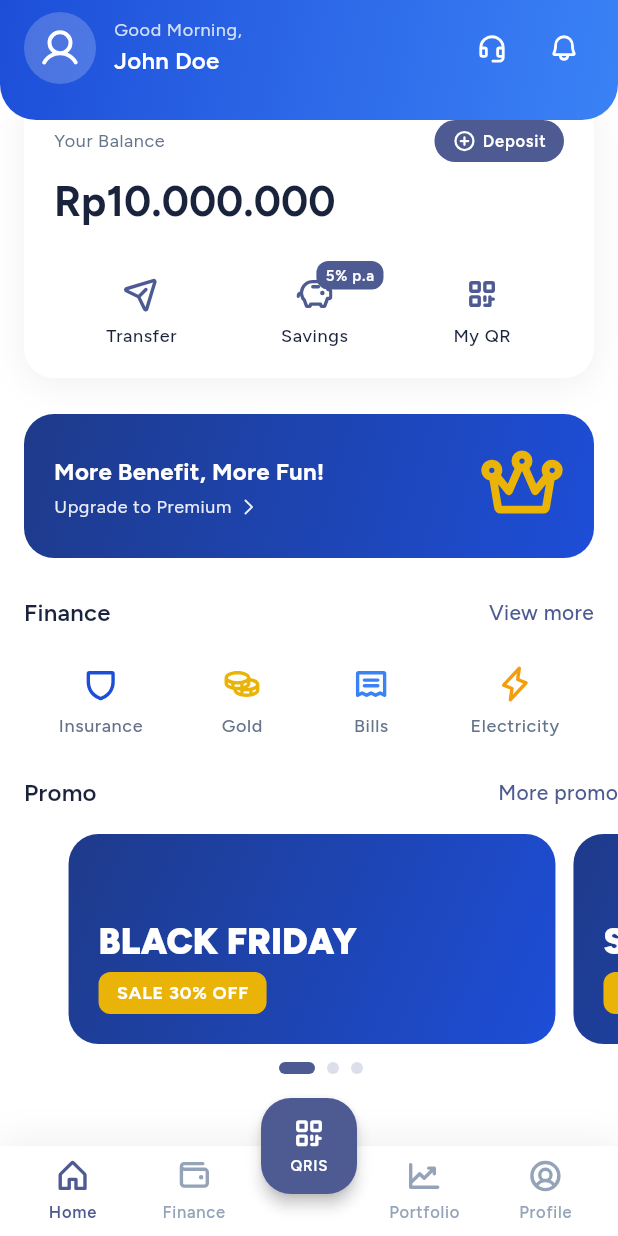
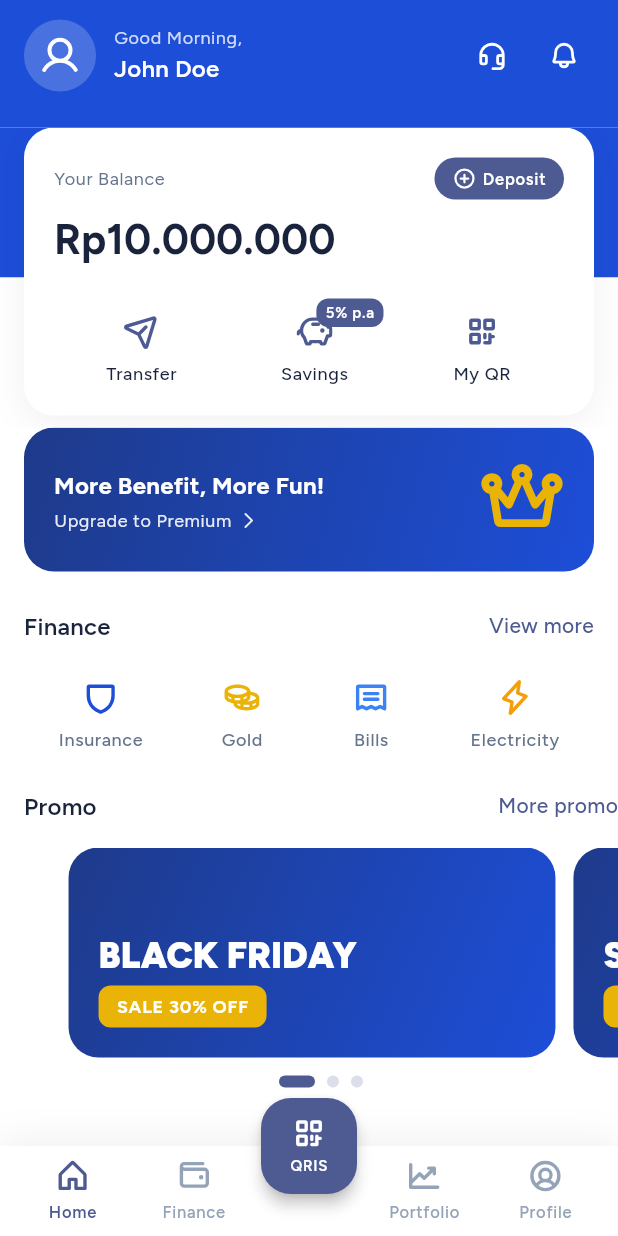
Before and after one commit to hugoradiawan/bank-proj-demo, a Flutter app: the screen it shows after launch, on a phone screen of 412 x 824 dp. Run offline on Flutter 3.47's test engine with Material 3 defaults, Android fonts, the phone set to English and light mode, and no system bars; our stand-ins replace flutter_bloc, freezed_annotation, google_fonts, phosphor_flutter.

Commit message:
feat: Refactor HomePage layout and enhance GreetingHeader and BalanceCard components in main branch
- Updated HomePage to utilize SliverAppBar for improved scrolling behavior and visual hierarchy.
- Introduced a new SliverAppBar with a flexible space for the GreetingHeader, enhancing the user experience.
- Modified the second SliverAppBar to include a Stack layout, allowing for a layered presentation of the BalanceCard and background colors.
- Adjusted the GreetingHeader to align its content to the bottom and simplified its decoration to a solid color for a cleaner look.
- Enhanced the BalanceCard by setting its mainAxisSize to min, ensuring it occupies only the necessary vertical space.
- Updated AppScaffold to return a SizedBox.shrink() instead of HomePage when the current index is not valid, preventing unnecessary widget builds.

These changes collectively improve the UI structure, maintainability, and performance of the home feature components.

```diff
--- a/app/lib/features/home/home_page.dart
+++ b/app/lib/features/home/home_page.dart
@@ -1,5 +1,6 @@
 import 'package:app/features/home/widgets/widgets.dart';
 import 'package:app/shared/widgets/widgets.dart';
+import 'package:core/core.dart' show LightColors;
 import 'package:flutter/material.dart';
 
 class HomePage extends StatelessWidget {
@@ -8,16 +9,39 @@ class HomePage extends StatelessWidget {
   @override
   Widget build(BuildContext context) => CustomScrollView(
     slivers: <Widget>[
-      const SliverToBoxAdapter(child: GreetingHeader()),
-      SliverToBoxAdapter(
-        child: Transform.translate(
-          offset: const Offset(0, -20),
-          child: const BalanceCard(),
+      SliverAppBar(
+        pinned: true,
+        backgroundColor: LightColors().primary,
+        elevation: 0,
+        toolbarHeight: 0,
+        expandedHeight: 85,
+        flexibleSpace: const FlexibleSpaceBar(background: GreetingHeader()),
+      ),
+      SliverAppBar(
+        backgroundColor: Colors.white,
+        elevation: 0,
+        toolbarHeight: 0,
+        expandedHeight: 200,
+        flexibleSpace: FlexibleSpaceBar(
+          background: Stack(
+            children: <Widget>[
+              Column(
+                mainAxisSize: MainAxisSize.min,
+                children: <Widget>[
+                  Expanded(child: Container(color: LightColors().primary)),
+                  Expanded(child: Container(color: LightColors().surface)),
+                ],
+              ),
+              const BalanceCard(),
+            ],
+          ),
         ),
       ),
-      const SliverPadding(
-        padding: EdgeInsets.only(top: 4, bottom: 24),
-        sliver: SliverToBoxAdapter(child: PromoBanner()),
+       SliverPadding(
+        padding: const EdgeInsets.only(bottom: 24),
+        sliver: SliverToBoxAdapter(child: Container(
+          color: Colors.transparent,
+          child: const PromoBanner())),
       ),
       const SliverPadding(
         padding: EdgeInsets.symmetric(horizontal: 16),
@@ -28,6 +52,7 @@ class HomePage extends StatelessWidget {
         sliver: SliverToBoxAdapter(child: PromoCarousel()),
       ),
       const SliverToBoxAdapter(child: SizedBox(height: 80)),
+      const SliverToBoxAdapter(child: SizedBox(height: 800)),
     ],
   );
 }
--- a/app/lib/features/home/widgets/greeting_header.dart
+++ b/app/lib/features/home/widgets/greeting_header.dart
@@ -29,14 +29,9 @@ class GreetingHeader extends StatelessWidget {
     final LightColors colors = LightColors();
 
     return Container(
+      alignment: Alignment.bottomCenter,
       padding: const EdgeInsets.fromLTRB(16, 8, 16, 24),
-      decoration: BoxDecoration(
-        gradient: colors.primaryGradient,
-        borderRadius: const BorderRadius.only(
-          bottomLeft: Radius.circular(24),
-          bottomRight: Radius.circular(24),
-        ),
-      ),
+      decoration: BoxDecoration(color: colors.primary),
       child: SafeArea(
         bottom: false,
         child: Row(
--- a/app/lib/shared/widgets/balance_card.dart
+++ b/app/lib/shared/widgets/balance_card.dart
@@ -39,6 +39,7 @@ class BalanceCard extends StatelessWidget {
         ],
       ),
       child: Column(
+        mainAxisSize: MainAxisSize.min,
         crossAxisAlignment: CrossAxisAlignment.start,
         children: <Widget>[
           Row(
--- a/app/lib/shell/app_scaffold.dart
+++ b/app/lib/shell/app_scaffold.dart
@@ -25,7 +25,7 @@ class _AppScaffoldState extends State<AppScaffold> {
       case 4:
         return const _PlaceholderPage(title: 'Profile');
       default:
-        return const HomePage();
+        return const SizedBox.shrink();
     }
   }
 
```
